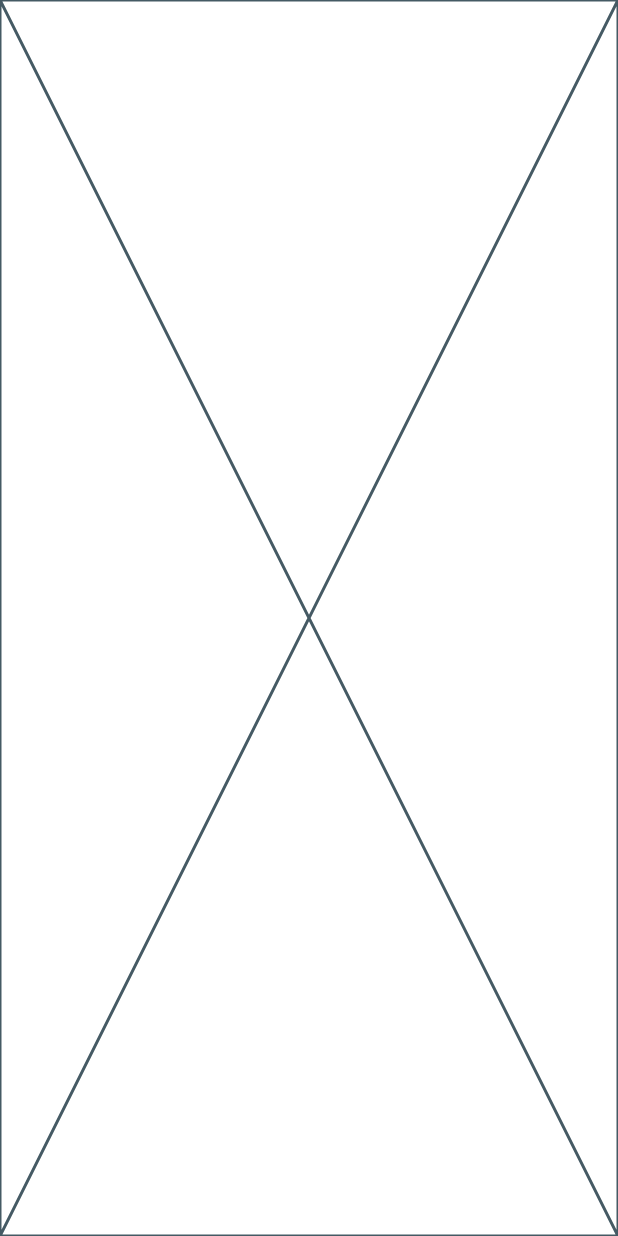
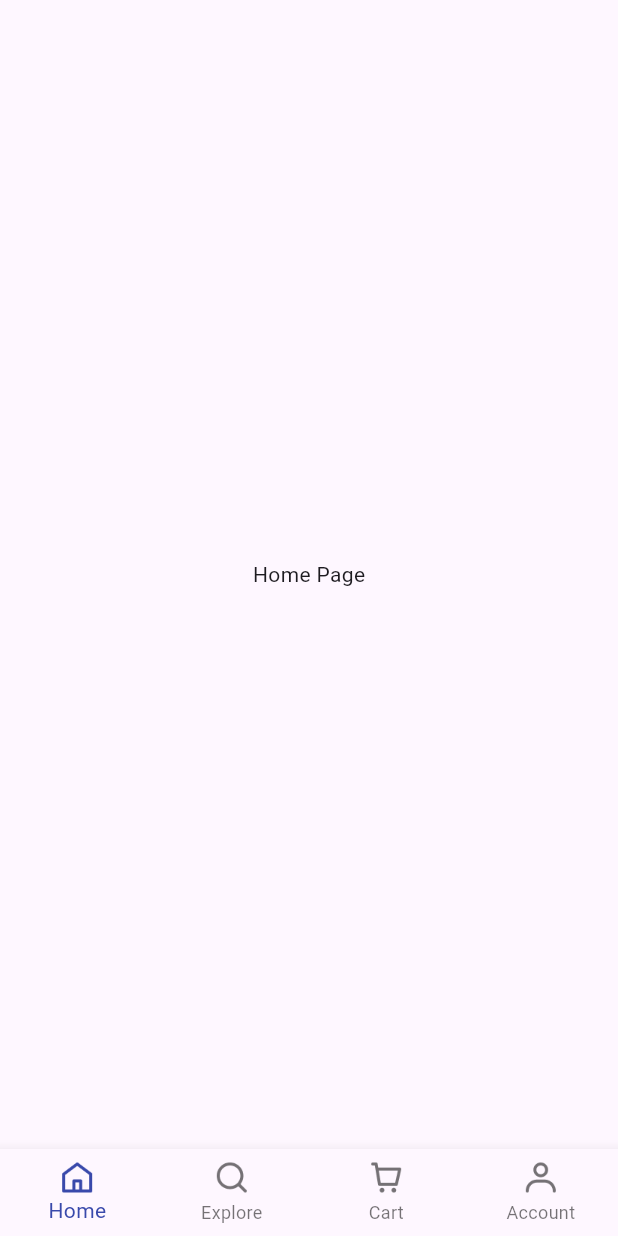
Before and after one commit to casmidi/flutter_fic9_ecommerce_app, a Flutter app: the screen it shows after launch, after a tap on "Masuk", on a phone screen of 412 x 824 dp. Run offline on Flutter 3.47's test engine with Material 3 defaults, Android fonts, the phone set to English and light mode, and no system bars.

Commit message:
commit for changes

```diff
--- a/lib/common/constants/images.dart
+++ b/lib/common/constants/images.dart
@@ -1,5 +1,9 @@
 class Images {
-   static const String logo = 'assets/images/logo.png';
-  //  static const String logo = 'assets/logo.png';
+  static const String logo = 'assets/images/logo.png';
 
+  //iconHome
+  static const String iconHome = 'assets/icons/Home.png';
+  static const String iconSearch = 'assets/icons/Search.png';
+  static const String iconCart = 'assets/icons/Cart.png';
+  static const String iconUser = 'assets/icons/User.png';
 }
--- a/lib/presentation/auth/login_page.dart
+++ b/lib/presentation/auth/login_page.dart
@@ -43,7 +43,7 @@ class _LoginPageState extends State<LoginPage> {
           const SpaceHeight(24.0),
           const Center(
             child: Text(
-              "FIC 9",
+              "E-commerce Code With Casmidi",
               style: TextStyle(
                 fontSize: 16,
                 fontWeight: FontWeight.w700,
--- a/lib/presentation/home/dashboard_page.dart
+++ b/lib/presentation/home/dashboard_page.dart
@@ -1,4 +1,7 @@
 import 'package:flutter/material.dart';
+
+import '../../common/constants/colors.dart';
+import '../../common/constants/images.dart';
 
 class DashboardPage extends StatefulWidget {
   const DashboardPage({super.key});
@@ -8,8 +11,54 @@ class DashboardPage extends StatefulWidget {
 }
 
 class _DashboardPageState extends State<DashboardPage> {
+  int _selectedIndex = 0;
+
+  final List<Widget> _pages = [
+     const Center(child: Text('Home Page'),),
+    // const CartPage(),
+    // const AccountPage(),
+
+     const Center(
+      child: Text('Explore Page')
+      ),
+     const Center(child: Text('Cart Page')),
+     const Center(child: Text('Account Page')),
+  ];
+
+  void _onItemTapped(int index) {
+    setState(() {
+      _selectedIndex = index;
+    });
+  }
+
   @override
   Widget build(BuildContext context) {
-    return const Placeholder();
+    return Scaffold(
+      body: _pages[_selectedIndex],
+      bottomNavigationBar: BottomNavigationBar(
+        type: BottomNavigationBarType.fixed,
+        currentIndex: _selectedIndex,
+        selectedItemColor: ColorName.primary,
+        onTap: _onItemTapped,
+        items: const [
+          BottomNavigationBarItem(
+            icon: ImageIcon(AssetImage(Images.iconHome)),
+            label: 'Home',
+          ),
+          BottomNavigationBarItem(
+            icon: ImageIcon(AssetImage(Images.iconSearch)),
+            label: 'Explore',
+          ),
+          BottomNavigationBarItem(
+            icon: ImageIcon(AssetImage(Images.iconCart)),
+            label: 'Cart',
+          ),
+          BottomNavigationBarItem(
+            icon: ImageIcon(AssetImage(Images.iconUser)),
+            label: 'Account',
+          ),
+        ],
+      ),
+    );
   }
 }
```
Also changed, not shown: lib/presentation/auth/register_page.dart (+109 -1 lines), pubspec.yaml (+7 -10 lines), pubspec.lock.
